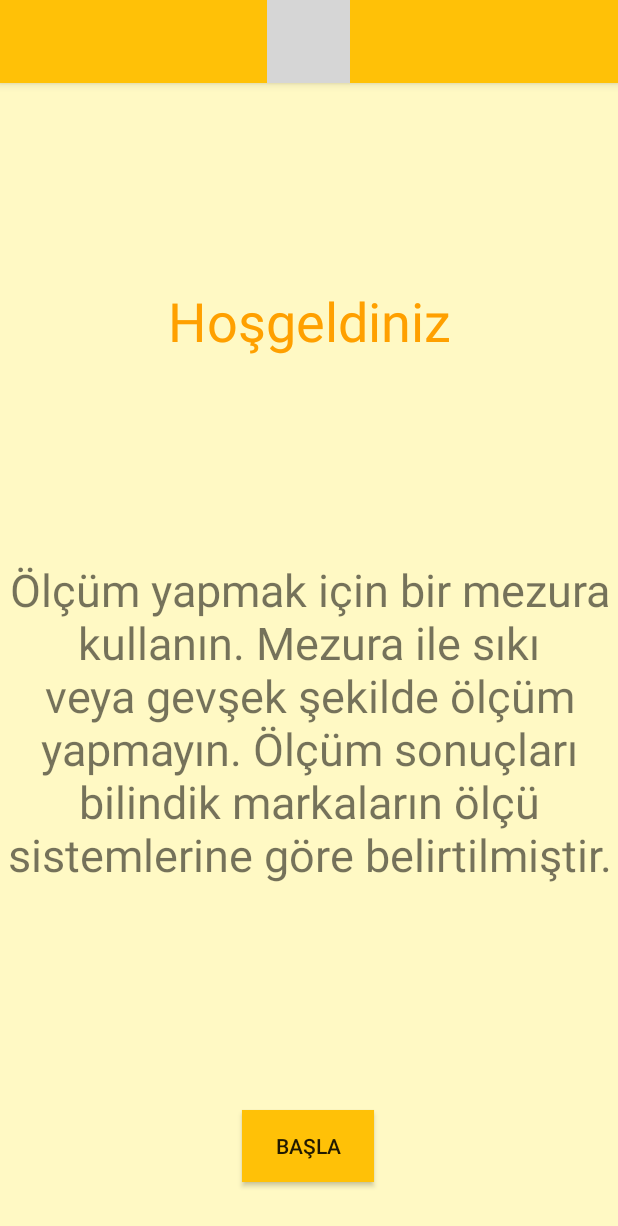
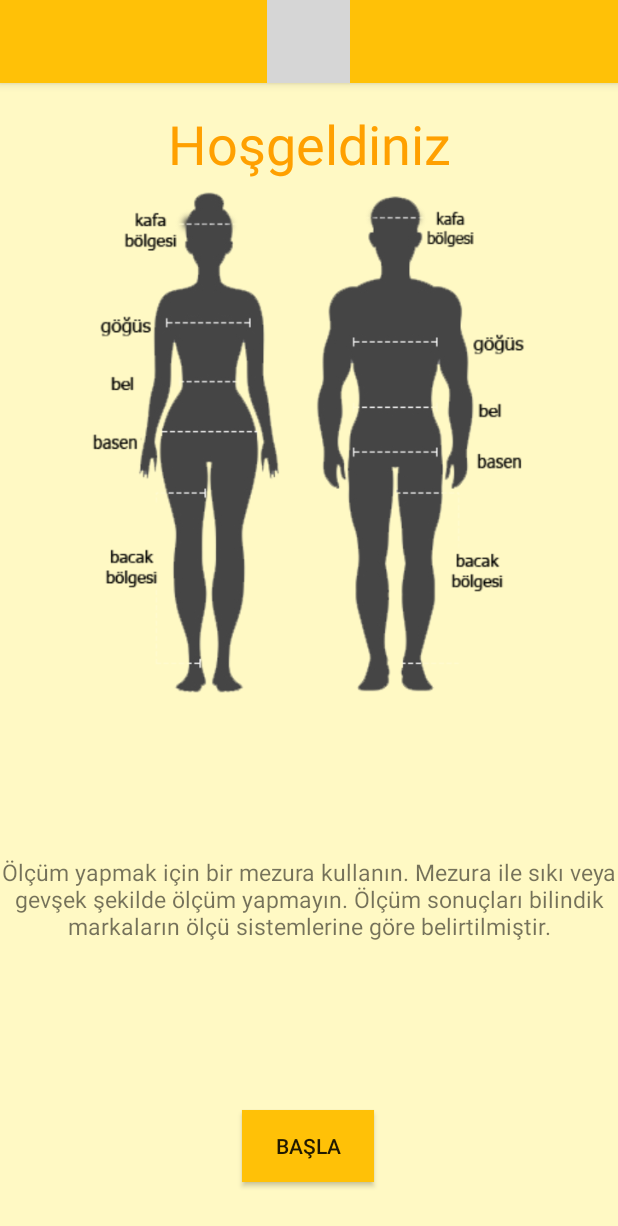
Before and after one commit to girisimci/BedenimNe, an Android app: the screen it shows after launch (tanitimActivity), on a phone screen of 412 x 824 dp. Shown: the top 1226 px of the screen. Run offline under Robolectric (Android 15) with nearby library versions, the phone set to English and light mode, and no system bars; grey boxes are pictures that could not be loaded.

Commit message:
düzeltmeler

```diff
--- a/app/src/main/java/com/example/bedenimne/hesap.kt
+++ b/app/src/main/java/com/example/bedenimne/hesap.kt
@@ -68,7 +68,8 @@ class hesap : Fragment() {
                 } else if (girdi in 117..122) {
                     cevap!!.text = "İç Çamaşır Bedeniniz 4XL'dir."
                 } else {
-                    cevap!!.text = "Girdiğiniz sayı eksik veya hatalı."
+                    cevap!!.text =
+                        "Standart dışı beden ölçüleri girdiniz,lütfen kontrol edip tekrar deneyin."
                 }
 
             }
@@ -100,7 +101,8 @@ class hesap : Fragment() {
                 } else if (girdi in 112..117) {
                     cevap!!.text = "İç Çamaşır Bedeniniz 4XL'dir."
                 } else {
-                    cevap!!.text = "Girdiğiniz sayı eksik veya hatalı."
+                    cevap!!.text =
+                        "Standart dışı beden ölçüleri girdiniz,lütfen kontrol edip tekrar deneyin."
                 }
 
             }
--- a/app/src/main/java/com/example/bedenimne/home.kt
+++ b/app/src/main/java/com/example/bedenimne/home.kt
@@ -66,7 +66,8 @@ class home : Fragment() {
                     "61" -> cevap?.text = "Şapka Bedeniniz XL'dir"
                     "62" -> cevap?.text = "Şapka Bedeniniz XL'dir"
 
-                    else -> cevap?.text = "Şapka Bedeniniz Bilinmiyor!"
+                    else -> cevap?.text =
+                        "Standart dışı beden ölçüleri girdiniz,lütfen kontrol edip tekrar deneyin."
                 }
 
             }
--- a/app/src/main/res/layout/activity_tanitim.xml
+++ b/app/src/main/res/layout/activity_tanitim.xml
@@ -42,17 +42,17 @@
         android:layout_height="wrap_content"
         android:layout_marginStart="24dp"
         android:layout_marginLeft="24dp"
-        android:layout_marginTop="16dp"
         android:layout_marginEnd="24dp"
         android:layout_marginRight="24dp"
-        android:layout_marginBottom="32dp"
+        android:layout_marginBottom="12dp"
         android:gravity="center"
         android:text="@string/welcome"
-        android:textSize="30sp"
+        android:textSize="15sp"
         app:layout_constraintBottom_toTopOf="@+id/button"
         app:layout_constraintEnd_toEndOf="parent"
         app:layout_constraintStart_toStartOf="parent"
-        app:layout_constraintTop_toBottomOf="@+id/textView3" />
+        app:layout_constraintTop_toBottomOf="@+id/imageView" />
+
 
     <TextView
         android:id="@+id/textView3"
@@ -62,8 +62,21 @@
         android:text="Hoşgeldiniz"
         android:textColor="@color/colorPrimaryDark"
         android:textSize="36sp"
-        app:layout_constraintBottom_toTopOf="@+id/textView2"
         app:layout_constraintEnd_toEndOf="parent"
         app:layout_constraintStart_toStartOf="parent"
         app:layout_constraintTop_toBottomOf="@+id/appBarLayout" />
+
+
+    <ImageView
+        android:id="@+id/imageView"
+        android:layout_width="350dp"
+        android:layout_height="350dp"
+        android:layout_marginStart="8dp"
+        android:layout_marginLeft="8dp"
+        android:layout_marginEnd="8dp"
+        android:layout_marginRight="8dp"
+        app:layout_constraintEnd_toEndOf="parent"
+        app:layout_constraintStart_toStartOf="parent"
+        app:layout_constraintTop_toBottomOf="@+id/textView3"
+        app:srcCompat="@drawable/olcar" />
 </androidx.constraintlayout.widget.ConstraintLayout>
--- a/app/src/main/res/layout/fragment_bel.xml
+++ b/app/src/main/res/layout/fragment_bel.xml
@@ -97,6 +97,7 @@
             android:layout_width="wrap_content"
             android:layout_height="wrap_content"
             android:layout_marginTop="16dp"
+            android:gravity="center"
             app:layout_constraintEnd_toEndOf="@+id/btn_bel_kadin"
             app:layout_constraintStart_toStartOf="@+id/btn_ic_kadin"
             app:layout_constraintTop_toBottomOf="@+id/btn_ic_kadin" />
--- a/app/src/main/res/layout/fragment_hesap.xml
+++ b/app/src/main/res/layout/fragment_hesap.xml
@@ -71,6 +71,7 @@
             android:layout_width="wrap_content"
             android:layout_height="wrap_content"
             android:layout_marginTop="16dp"
+            android:gravity="center"
             app:layout_constraintEnd_toEndOf="@+id/btn_ic_kadin"
             app:layout_constraintStart_toStartOf="@+id/btn_ic_erkek"
             app:layout_constraintTop_toBottomOf="@+id/btn_ic_erkek" />
--- a/app/src/main/res/layout/fragment_home.xml
+++ b/app/src/main/res/layout/fragment_home.xml
@@ -60,6 +60,7 @@
             android:layout_width="wrap_content"
             android:layout_height="wrap_content"
             android:layout_marginTop="8dp"
+            android:gravity="center"
             app:layout_constraintEnd_toEndOf="@+id/btn_kafa_sonuc"
             app:layout_constraintStart_toStartOf="@+id/btn_kafa_sonuc"
             app:layout_constraintTop_toBottomOf="@+id/btn_kafa_sonuc" />
--- a/app/src/main/res/layout/fragment_omuz.xml
+++ b/app/src/main/res/layout/fragment_omuz.xml
@@ -38,7 +38,7 @@
             android:layout_height="wrap_content"
             android:layout_marginTop="3dp"
             android:ems="10"
-            android:hint="Göğüs genişliğinizi giriniz..."
+            android:hint="Göğüs Ölçünüzü Giriniz..."
             android:inputType="number"
             app:layout_constraintEnd_toEndOf="@+id/tv_BaslikKafa"
             app:layout_constraintStart_toStartOf="@+id/tv_BaslikKafa"
@@ -50,7 +50,7 @@
             android:layout_height="wrap_content"
             android:layout_marginTop="3dp"
             android:ems="10"
-            android:hint="Boyunuzu giriniz..."
+            android:hint="Bel Ölçünüzü Giriniz...."
             android:inputType="number"
             app:layout_constraintEnd_toEndOf="@+id/tv_omuz_olcu"
             app:layout_constraintStart_toStartOf="@+id/tv_omuz_olcu"
@@ -85,6 +85,7 @@
             android:layout_width="wrap_content"
             android:layout_height="wrap_content"
             android:layout_marginTop="8dp"
+            android:gravity="center"
             app:layout_constraintEnd_toEndOf="@+id/btn_omuz_kadin"
             app:layout_constraintStart_toStartOf="@+id/btn_ic_kadin"
             app:layout_constraintTop_toBottomOf="@+id/btn_ic_kadin" />
--- a/app/src/main/res/values/strings.xml
+++ b/app/src/main/res/values/strings.xml
@@ -7,7 +7,6 @@
     <string name="welcome">
         Ölçüm yapmak için bir mezura kullanın.
         Mezura ile sıkı veya gevşek şekilde ölçüm yapmayın.
-
         Ölçüm sonuçları bilindik markaların ölçü sistemlerine göre belirtilmiştir.
     </string>
 </resources>
```
Also changed, not shown: app/src/main/java/com/example/bedenimne/bel.kt (+32 -32 lines), app/src/main/java/com/example/bedenimne/omuz.kt (+17 -15 lines), app/src/main/res/drawable/olcar.png (added).
